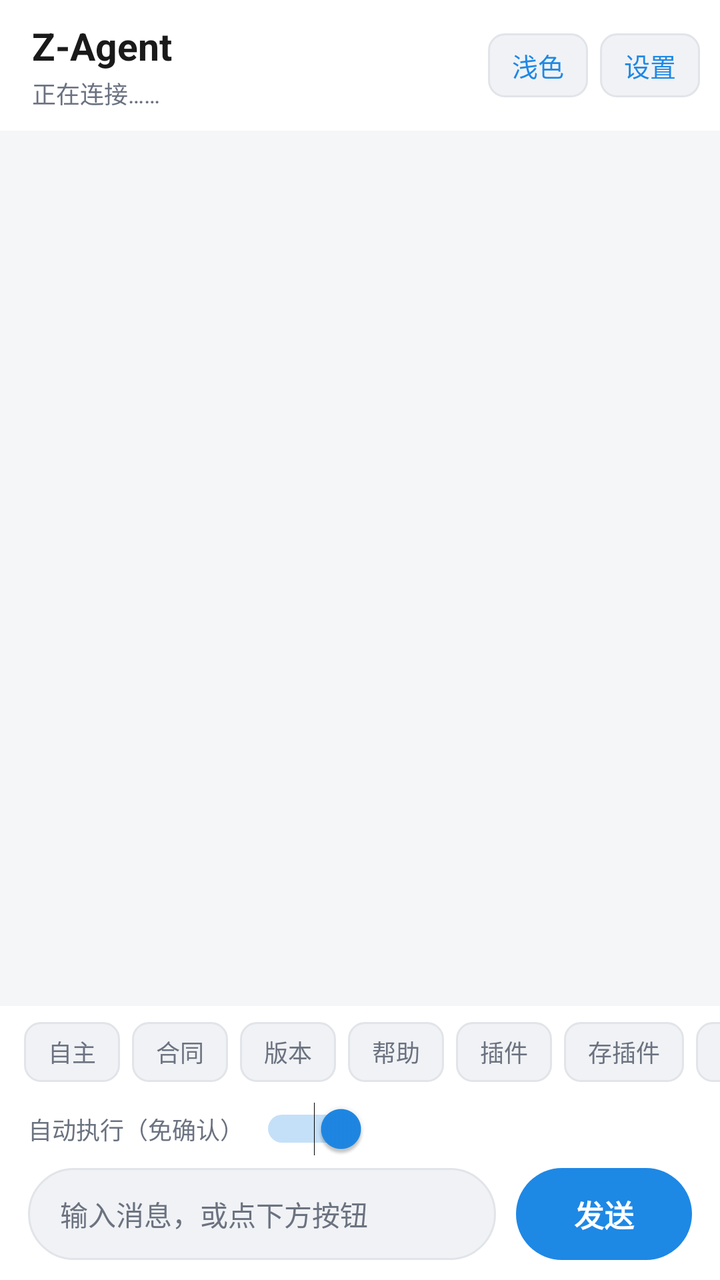
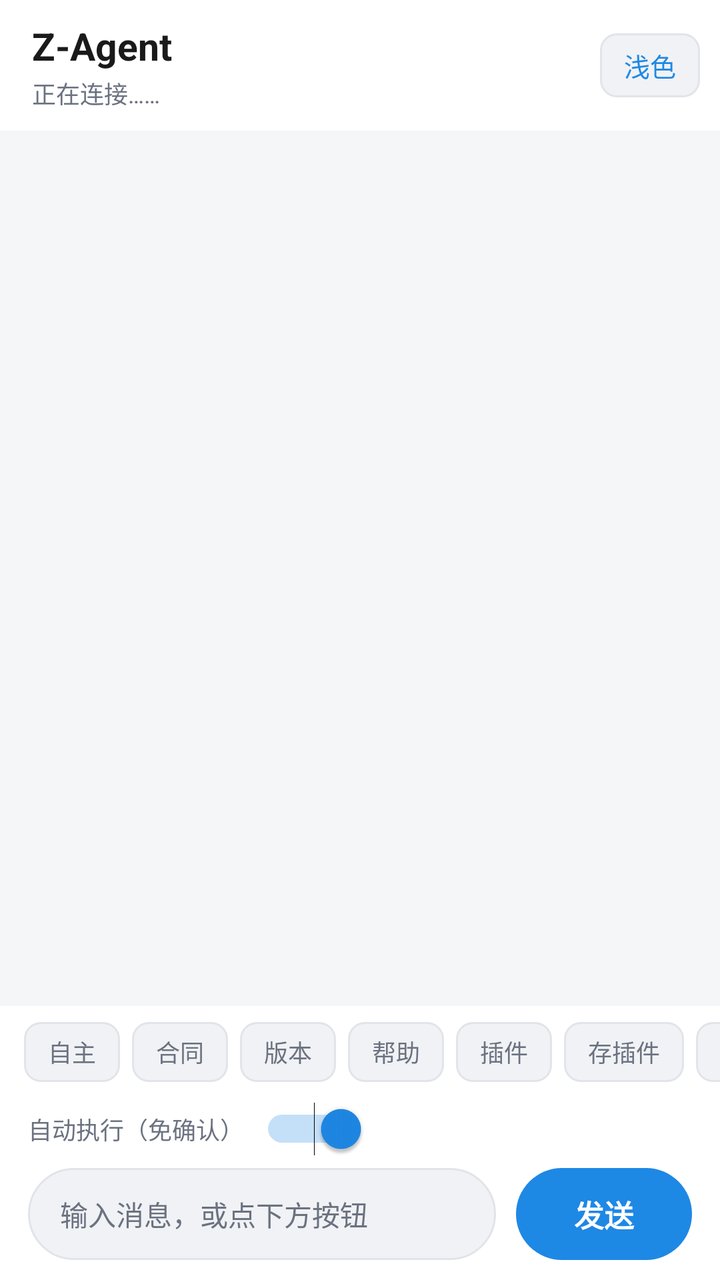

Two renders of the same Android screen: before a commit and after it. Below are the layout's source before the change and the commit's diff.
<!-- AndroidManifest.xml: application theme AppTheme -->
<!-- res/layout/activity_main.xml -->
<?xml version="1.0" encoding="utf-8"?>
<LinearLayout xmlns:android="http://schemas.android.com/apk/res/android" android:layout_width="match_parent" android:layout_height="match_parent" android:background="@color/bg_root" android:orientation="vertical">



<LinearLayout android:id="@+id/topBar" android:layout_width="match_parent" android:layout_height="wrap_content" android:background="@color/bg_surface" android:gravity="center_vertical" android:orientation="horizontal" android:paddingStart="16dp" android:paddingTop="10dp" android:paddingEnd="10dp" android:paddingBottom="10dp">

<LinearLayout android:layout_width="0dp" android:layout_height="wrap_content" android:layout_weight="1" android:orientation="vertical">

<TextView android:layout_width="wrap_content" android:layout_height="wrap_content" android:text="Z-Agent" android:textColor="@color/text_primary" android:textSize="19sp" android:textStyle="bold" />

<TextView android:id="@+id/statusText" android:layout_width="match_parent" android:layout_height="wrap_content" android:layout_marginTop="2dp" android:ellipsize="end" android:maxLines="1" android:text="正在连接……" android:textColor="@color/text_secondary" android:textSize="12sp" />
</LinearLayout>

<TextView android:id="@+id/themeButton" android:layout_width="wrap_content" android:layout_height="32dp" android:background="@drawable/bg_quick" android:clickable="true" android:focusable="true" android:gravity="center" android:paddingStart="12dp" android:paddingEnd="12dp" android:text="浅色" android:textColor="@color/accent" android:textSize="13sp" />

<TextView android:id="@+id/settingsButton" android:layout_width="wrap_content" android:layout_height="32dp" android:layout_marginStart="6dp" android:background="@drawable/bg_quick" android:clickable="true" android:focusable="true" android:gravity="center" android:paddingStart="12dp" android:paddingEnd="12dp" android:text="设置" android:textColor="@color/accent" android:textSize="13sp" />
</LinearLayout>



<ScrollView android:id="@+id/outputScroll" android:layout_width="match_parent" android:layout_height="0dp" android:layout_weight="1" android:fillViewport="true" android:overScrollMode="never" android:scrollbars="vertical">

<LinearLayout android:id="@+id/chatContainer" android:layout_width="match_parent" android:layout_height="wrap_content" android:orientation="vertical" android:paddingStart="8dp" android:paddingTop="12dp" android:paddingEnd="8dp" android:paddingBottom="12dp" />
</ScrollView>



<HorizontalScrollView android:layout_width="match_parent" android:layout_height="wrap_content" android:background="@color/bg_surface" android:overScrollMode="never" android:scrollbars="none">

<LinearLayout android:layout_width="wrap_content" android:layout_height="wrap_content" android:orientation="horizontal" android:paddingStart="12dp" android:paddingTop="8dp" android:paddingEnd="12dp" android:paddingBottom="4dp">

<TextView android:id="@+id/btnIdle" android:layout_width="wrap_content" android:layout_height="30dp" android:background="@drawable/bg_quick" android:gravity="center" android:paddingStart="12dp" android:paddingEnd="12dp" android:text="自主" android:textColor="@color/text_secondary" android:textSize="12sp" />

<TextView android:id="@+id/btnContract" android:layout_width="wrap_content" android:layout_height="30dp" android:layout_marginStart="6dp" android:background="@drawable/bg_quick" android:gravity="center" android:paddingStart="12dp" android:paddingEnd="12dp" android:text="合同" android:textColor="@color/text_secondary" android:textSize="12sp" />

<TextView android:id="@+id/btnVersions" android:layout_width="wrap_content" android:layout_height="30dp" android:layout_marginStart="6dp" android:background="@drawable/bg_quick" android:gravity="center" android:paddingStart="12dp" android:paddingEnd="12dp" android:text="版本" android:textColor="@color/text_secondary" android:textSize="12sp" />

<TextView android:id="@+id/btnHelp" android:layout_width="wrap_content" android:layout_height="30dp" android:layout_marginStart="6dp" android:background="@drawable/bg_quick" android:gravity="center" android:paddingStart="12dp" android:paddingEnd="12dp" android:text="帮助" android:textColor="@color/text_secondary" android:textSize="12sp" />

<TextView android:id="@+id/btnPlugins" android:layout_width="wrap_content" android:layout_height="30dp" android:layout_marginStart="6dp" android:background="@drawable/bg_quick" android:gravity="center" android:paddingStart="12dp" android:paddingEnd="12dp" android:text="插件" android:textColor="@color/text_secondary" android:textSize="12sp" />

<TextView android:id="@+id/btnSavePlugin" android:layout_width="wrap_content" android:layout_height="30dp" android:layout_marginStart="6dp" android:background="@drawable/bg_quick" android:gravity="center" android:paddingStart="12dp" android:paddingEnd="12dp" android:text="存插件" android:textColor="@color/text_secondary" android:textSize="12sp" />

<TextView android:id="@+id/btnClear" android:layout_width="wrap_content" android:layout_height="30dp" android:layout_marginStart="6dp" android:background="@drawable/bg_quick" android:gravity="center" android:paddingStart="12dp" android:paddingEnd="12dp" android:text="清屏" android:textColor="@color/text_secondary" android:textSize="12sp" />
</LinearLayout>
</HorizontalScrollView>



<LinearLayout android:layout_width="match_parent" android:layout_height="wrap_content" android:background="@color/bg_surface" android:orientation="vertical" android:paddingStart="14dp" android:paddingTop="6dp" android:paddingEnd="14dp" android:paddingBottom="10dp">

<LinearLayout android:layout_width="match_parent" android:layout_height="wrap_content" android:gravity="center_vertical" android:orientation="horizontal" android:paddingBottom="6dp">

<TextView android:layout_width="wrap_content" android:layout_height="wrap_content" android:text="自动执行（免确认）" android:textColor="@color/text_secondary" android:textSize="12sp" />

<android.widget.Switch
android:id="@+id/autoSwitch"
android:layout_width="wrap_content"
android:layout_height="wrap_content"
android:layout_marginStart="8dp"
android:checked="true"
android:minHeight="0dp" />
</LinearLayout>

<LinearLayout android:layout_width="match_parent" android:layout_height="wrap_content" android:gravity="center_vertical" android:orientation="horizontal">

<EditText android:id="@+id/inputEdit" android:layout_width="0dp" android:layout_height="46dp" android:layout_weight="1" android:background="@drawable/bg_input" android:hint="输入消息，或点下方按钮" android:imeOptions="actionSend" android:inputType="textMultiLine|text" android:maxLines="4" android:paddingStart="16dp" android:paddingEnd="16dp" android:textColor="@color/text_primary" android:textColorHint="@color/text_secondary" android:textSize="14sp" />

<Button android:id="@+id/sendButton" android:layout_width="wrap_content" android:layout_height="46dp" android:layout_marginStart="10dp" android:background="@drawable/bg_send" android:paddingStart="22dp" android:paddingEnd="22dp" android:stateListAnimator="@null" android:text="发送" android:textAllCaps="false" android:textColor="@color/text_on_accent" android:textSize="15sp" android:textStyle="bold" />
</LinearLayout>
</LinearLayout>
</LinearLayout>
<!-- resources referenced by this layout -->
<resources>
  <color name="accent">#FF1E88E5</color>
  <color name="bg_root">#FFF5F6F8</color>
  <color name="bg_surface">#FFFFFFFF</color>
  <color name="text_on_accent">#FFFFFFFF</color>
  <color name="text_primary">#FF1A1A1A</color>
  <color name="text_secondary">#FF6B7280</color>
  <!-- drawable bg_input (drawable) -->
  <?xml version="1.0" encoding="utf-8"?>
  <shape xmlns:android="http://schemas.android.com/apk/res/android"
      android:shape="rectangle">
      <solid android:color="@color/bg_input" />
      <corners android:radius="23dp" />
      <stroke android:width="1dp" android:color="@color/divider" />
  </shape>
  <!-- drawable bg_quick (drawable) -->
  <?xml version="1.0" encoding="utf-8"?>
  <shape xmlns:android="http://schemas.android.com/apk/res/android"
      android:shape="rectangle">
      <solid android:color="@color/bg_input" />
      <corners android:radius="8dp" />
      <stroke android:width="1dp" android:color="@color/chip_stroke" />
  </shape>
  <!-- drawable bg_send (drawable) -->
  <?xml version="1.0" encoding="utf-8"?>
  <selector xmlns:android="http://schemas.android.com/apk/res/android">
      <item android:state_pressed="true">
          <shape android:shape="rectangle">
              <solid android:color="@color/send_pressed" />
              <corners android:radius="23dp" />
          </shape>
      </item>
      <item android:state_enabled="false">
          <shape android:shape="rectangle">
              <solid android:color="@color/chip_stroke" />
              <corners android:radius="23dp" />
          </shape>
      </item>
      <item>
          <shape android:shape="rectangle">
              <solid android:color="@color/accent" />
              <corners android:radius="23dp" />
          </shape>
      </item>
  </selector>
  <style name="AppTheme" parent="Theme.AppCompat.DayNight.NoActionBar"> <item name="android:windowBackground">@color/bg_root</item> <item name="colorPrimary">@color/accent</item> <item name="colorPrimaryDark">@color/status_bar</item> <item name="colorAccent">@color/accent</item> <item name="android:statusBarColor">@color/status_bar</item> <item name="android:navigationBarColor">@color/status_bar</item> <item name="android:windowLightStatusBar">@bool/light_status_bar</item> </style>
  <color name="bg_input">#FFF0F2F5</color>
  <color name="divider">#FFE1E4E8</color>
  <color name="chip_stroke">#FFE1E4E8</color>
  <color name="send_pressed">#FF1565C0</color>
  <color name="status_bar">#FFF5F6F8</color>
</resources>

<!-- the commit's change to res/layout/activity_main.xml (unified diff, before → after) -->
@@ -1,73 +1,185 @@
 <?xml version="1.0" encoding="utf-8"?>
-<LinearLayout xmlns:android="http://schemas.android.com/apk/res/android" android:layout_width="match_parent" android:layout_height="match_parent" android:background="@color/bg_root" android:orientation="vertical">
+<LinearLayout xmlns:android="http://schemas.android.com/apk/res/android"
+    android:id="@+id/rootView"
+    android:layout_width="match_parent"
+    android:layout_height="match_parent"
+    android:background="@color/bg_root"
+    android:orientation="vertical">
 
+    
+    <LinearLayout
+        android:id="@+id/topBar"
+        android:layout_width="match_parent"
+        android:layout_height="wrap_content"
+        android:background="@color/bg_surface"
+        android:gravity="center_vertical"
+        android:orientation="horizontal"
+        android:paddingStart="16dp"
+        android:paddingTop="10dp"
+        android:paddingEnd="10dp"
+        android:paddingBottom="10dp">
 
+        <LinearLayout
+            android:layout_width="0dp"
+            android:layout_height="wrap_content"
+            android:layout_weight="1"
+            android:orientation="vertical">
 
-<LinearLayout android:id="@+id/topBar" android:layout_width="match_parent" android:layout_height="wrap_content" android:background="@color/bg_surface" android:gravity="center_vertical" android:orientation="horizontal" android:paddingStart="16dp" android:paddingTop="10dp" android:paddingEnd="10dp" android:paddingBottom="10dp">
+            <TextView
+                android:layout_width="wrap_content"
+                android:layout_height="wrap_content"
+                android:text="Z-Agent"
+                android:textColor="@color/text_primary"
+                android:textSize="19sp"
+                android:textStyle="bold" />
 
-<LinearLayout android:layout_width="0dp" android:layout_height="wrap_content" android:layout_weight="1" android:orientation="vertical">
+            <TextView
+                android:id="@+id/statusText"
+                android:layout_width="match_parent"
+                android:layout_height="wrap_content"
+                android:layout_marginTop="2dp"
+                android:ellipsize="end"
+                android:maxLines="1"
+                android:text="正在连接……"
+                android:textColor="@color/text_secondary"
+                android:textSize="12sp" />
+        </LinearLayout>
 
-<TextView android:layout_width="wrap_content" android:layout_height="wrap_content" android:text="Z-Agent" android:textColor="@color/text_primary" android:textSize="19sp" android:textStyle="bold" />
+        <TextView
+            android:id="@+id/themeButton"
+            android:layout_width="wrap_content"
+            android:layout_height="32dp"
+            android:background="@drawable/bg_quick"
+            android:clickable="true"
+            android:focusable="true"
+            android:gravity="center"
+            android:paddingStart="12dp"
+            android:paddingEnd="12dp"
+            android:text="浅色"
+            android:textColor="@color/accent"
+            android:textSize="13sp" />
+    </LinearLayout>
 
-<TextView android:id="@+id/statusText" android:layout_width="match_parent" android:layout_height="wrap_content" android:layout_marginTop="2dp" android:ellipsize="end" android:maxLines="1" android:text="正在连接……" android:textColor="@color/text_secondary" android:textSize="12sp" />
+    
+    <ScrollView
+        android:id="@+id/outputScroll"
+        android:layout_width="match_parent"
+        android:layout_height="0dp"
+        android:layout_weight="1"
+        android:fillViewport="true"
+        android:overScrollMode="never"
+        android:scrollbars="vertical">
+
+        <LinearLayout
+            android:id="@+id/chatContainer"
+            android:layout_width="match_parent"
+            android:layout_height="wrap_content"
+            android:orientation="vertical"
+            android:paddingStart="8dp"
+            android:paddingTop="12dp"
+            android:paddingEnd="8dp"
+            android:paddingBottom="12dp" />
+    </ScrollView>
+
+    
+    <HorizontalScrollView
+        android:layout_width="match_parent"
+        android:layout_height="wrap_content"
+        android:background="@color/bg_surface"
+        android:overScrollMode="never"
+        android:scrollbars="none">
+
+        <LinearLayout
+            android:layout_width="wrap_content"
+            android:layout_height="wrap_content"
+            android:orientation="horizontal"
+            android:paddingStart="12dp"
+            android:paddingTop="8dp"
+            android:paddingEnd="12dp"
+            android:paddingBottom="4dp">
+
+            <TextView android:id="@+id/btnIdle" android:layout_width="wrap_content" android:layout_height="30dp" android:background="@drawable/bg_quick" android:gravity="center" android:paddingStart="12dp" android:paddingEnd="12dp" android:text="自主" android:textColor="@color/text_secondary" android:textSize="12sp" />
+            <TextView android:id="@+id/btnContract" android:layout_width="wrap_content" android:layout_height="30dp" android:layout_marginStart="6dp" android:background="@drawable/bg_quick" android:gravity="center" android:paddingStart="12dp" android:paddingEnd="12dp" android:text="合同" android:textColor="@color/text_secondary" android:textSize="12sp" />
+            <TextView android:id="@+id/btnVersions" android:layout_width="wrap_content" android:layout_height="30dp" android:layout_marginStart="6dp" android:background="@drawable/bg_quick" android:gravity="center" android:paddingStart="12dp" android:paddingEnd="12dp" android:text="版本" android:textColor="@color/text_secondary" android:textSize="12sp" />
+            <TextView android:id="@+id/btnHelp" android:layout_width="wrap_content" android:layout_height="30dp" android:layout_marginStart="6dp" android:background="@drawable/bg_quick" android:gravity="center" android:paddingStart="12dp" android:paddingEnd="12dp" android:text="帮助" android:textColor="@color/text_secondary" android:textSize="12sp" />
+            <TextView android:id="@+id/btnPlugins" android:layout_width="wrap_content" android:layout_height="30dp" android:layout_marginStart="6dp" android:background="@drawable/bg_quick" android:gravity="center" android:paddingStart="12dp" android:paddingEnd="12dp" android:text="插件" android:textColor="@color/text_secondary" android:textSize="12sp" />
+            <TextView android:id="@+id/btnSavePlugin" android:layout_width="wrap_content" android:layout_height="30dp" android:layout_marginStart="6dp" android:background="@drawable/bg_quick" android:gravity="center" android:paddingStart="12dp" android:paddingEnd="12dp" android:text="存插件" android:textColor="@color/text_secondary" android:textSize="12sp" />
+            <TextView android:id="@+id/btnClear" android:layout_width="wrap_content" android:layout_height="30dp" android:layout_marginStart="6dp" android:background="@drawable/bg_quick" android:gravity="center" android:paddingStart="12dp" android:paddingEnd="12dp" android:text="清屏" android:textColor="@color/text_secondary" android:textSize="12sp" />
+            <TextView android:id="@+id/settingsButton" android:layout_width="wrap_content" android:layout_height="30dp" android:layout_marginStart="6dp" android:background="@drawable/bg_quick" android:gravity="center" android:paddingStart="12dp" android:paddingEnd="12dp" android:text="设置" android:textColor="@color/accent" android:textSize="12sp" />
+        </LinearLayout>
+    </HorizontalScrollView>
+
+    
+    <LinearLayout
+        android:id="@+id/inputBar"
+        android:layout_width="match_parent"
+        android:layout_height="wrap_content"
+        android:background="@color/bg_surface"
+        android:orientation="vertical"
+        android:paddingStart="14dp"
+        android:paddingTop="6dp"
+        android:paddingEnd="14dp"
+        android:paddingBottom="10dp">
+
+        <LinearLayout
+            android:layout_width="match_parent"
+            android:layout_height="wrap_content"
+            android:gravity="center_vertical"
+            android:orientation="horizontal"
+            android:paddingBottom="6dp">
+
+            <TextView
+                android:layout_width="wrap_content"
+                android:layout_height="wrap_content"
+                android:text="自动执行（免确认）"
+                android:textColor="@color/text_secondary"
+                android:textSize="12sp" />
+
+            <android.widget.Switch
+                android:id="@+id/autoSwitch"
+                android:layout_width="wrap_content"
+                android:layout_height="wrap_content"
+                android:layout_marginStart="8dp"
+                android:checked="true"
+                android:minHeight="0dp" />
+        </LinearLayout>
+
+        <LinearLayout
+            android:layout_width="match_parent"
+            android:layout_height="wrap_content"
+            android:gravity="center_vertical"
+            android:orientation="horizontal">
+
+            <EditText
+                android:id="@+id/inputEdit"
+                android:layout_width="0dp"
+                android:layout_height="46dp"
+                android:layout_weight="1"
+                android:background="@drawable/bg_input"
+                android:hint="输入消息，或点下方按钮"
+                android:imeOptions="actionSend"
+                android:inputType="textMultiLine|text"
+                android:maxLines="4"
+                android:paddingStart="16dp"
+                android:paddingEnd="16dp"
+                android:textColor="@color/text_primary"
+                android:textColorHint="@color/text_secondary"
+                android:textSize="14sp" />
+
+            <Button
+                android:id="@+id/sendButton"
+                android:layout_width="wrap_content"
+                android:layout_height="46dp"
+                android:layout_marginStart="10dp"
+                android:background="@drawable/bg_send"
+                android:paddingStart="22dp"
+                android:paddingEnd="22dp"
+                android:stateListAnimator="@null"
+                android:text="发送"
+                android:textAllCaps="false"
+                android:textColor="@color/text_on_accent"
+                android:textSize="15sp"
+                android:textStyle="bold" />
+        </LinearLayout>
+    </LinearLayout>
 </LinearLayout>
-
-<TextView android:id="@+id/themeButton" android:layout_width="wrap_content" android:layout_height="32dp" android:background="@drawable/bg_quick" android:clickable="true" android:focusable="true" android:gravity="center" android:paddingStart="12dp" android:paddingEnd="12dp" android:text="浅色" android:textColor="@color/accent" android:textSize="13sp" />
-
-<TextView android:id="@+id/settingsButton" android:layout_width="wrap_content" android:layout_height="32dp" android:layout_marginStart="6dp" android:background="@drawable/bg_quick" android:clickable="true" android:focusable="true" android:gravity="center" android:paddingStart="12dp" android:paddingEnd="12dp" android:text="设置" android:textColor="@color/accent" android:textSize="13sp" />
-</LinearLayout>
-
-
-
-<ScrollView android:id="@+id/outputScroll" android:layout_width="match_parent" android:layout_height="0dp" android:layout_weight="1" android:fillViewport="true" android:overScrollMode="never" android:scrollbars="vertical">
-
-<LinearLayout android:id="@+id/chatContainer" android:layout_width="match_parent" android:layout_height="wrap_content" android:orientation="vertical" android:paddingStart="8dp" android:paddingTop="12dp" android:paddingEnd="8dp" android:paddingBottom="12dp" />
-</ScrollView>
-
-
-
-<HorizontalScrollView android:layout_width="match_parent" android:layout_height="wrap_content" android:background="@color/bg_surface" android:overScrollMode="never" android:scrollbars="none">
-
-<LinearLayout android:layout_width="wrap_content" android:layout_height="wrap_content" android:orientation="horizontal" android:paddingStart="12dp" android:paddingTop="8dp" android:paddingEnd="12dp" android:paddingBottom="4dp">
-
-<TextView android:id="@+id/btnIdle" android:layout_width="wrap_content" android:layout_height="30dp" android:background="@drawable/bg_quick" android:gravity="center" android:paddingStart="12dp" android:paddingEnd="12dp" android:text="自主" android:textColor="@color/text_secondary" android:textSize="12sp" />
-
-<TextView android:id="@+id/btnContract" android:layout_width="wrap_content" android:layout_height="30dp" android:layout_marginStart="6dp" android:background="@drawable/bg_quick" android:gravity="center" android:paddingStart="12dp" android:paddingEnd="12dp" android:text="合同" android:textColor="@color/text_secondary" android:textSize="12sp" />
-
-<TextView android:id="@+id/btnVersions" android:layout_width="wrap_content" android:layout_height="30dp" android:layout_marginStart="6dp" android:background="@drawable/bg_quick" android:gravity="center" android:paddingStart="12dp" android:paddingEnd="12dp" android:text="版本" android:textColor="@color/text_secondary" android:textSize="12sp" />
-
-<TextView android:id="@+id/btnHelp" android:layout_width="wrap_content" android:layout_height="30dp" android:layout_marginStart="6dp" android:background="@drawable/bg_quick" android:gravity="center" android:paddingStart="12dp" android:paddingEnd="12dp" android:text="帮助" android:textColor="@color/text_secondary" android:textSize="12sp" />
-
-<TextView android:id="@+id/btnPlugins" android:layout_width="wrap_content" android:layout_height="30dp" android:layout_marginStart="6dp" android:background="@drawable/bg_quick" android:gravity="center" android:paddingStart="12dp" android:paddingEnd="12dp" android:text="插件" android:textColor="@color/text_secondary" android:textSize="12sp" />
-
-<TextView android:id="@+id/btnSavePlugin" android:layout_width="wrap_content" android:layout_height="30dp" android:layout_marginStart="6dp" android:background="@drawable/bg_quick" android:gravity="center" android:paddingStart="12dp" android:paddingEnd="12dp" android:text="存插件" android:textColor="@color/text_secondary" android:textSize="12sp" />
-
-<TextView android:id="@+id/btnClear" android:layout_width="wrap_content" android:layout_height="30dp" android:layout_marginStart="6dp" android:background="@drawable/bg_quick" android:gravity="center" android:paddingStart="12dp" android:paddingEnd="12dp" android:text="清屏" android:textColor="@color/text_secondary" android:textSize="12sp" />
-</LinearLayout>
-</HorizontalScrollView>
-
-
-
-<LinearLayout android:layout_width="match_parent" android:layout_height="wrap_content" android:background="@color/bg_surface" android:orientation="vertical" android:paddingStart="14dp" android:paddingTop="6dp" android:paddingEnd="14dp" android:paddingBottom="10dp">
-
-<LinearLayout android:layout_width="match_parent" android:layout_height="wrap_content" android:gravity="center_vertical" android:orientation="horizontal" android:paddingBottom="6dp">
-
-<TextView android:layout_width="wrap_content" android:layout_height="wrap_content" android:text="自动执行（免确认）" android:textColor="@color/text_secondary" android:textSize="12sp" />
-
-<android.widget.Switch
-android:id="@+id/autoSwitch"
-android:layout_width="wrap_content"
-android:layout_height="wrap_content"
-android:layout_marginStart="8dp"
-android:checked="true"
-android:minHeight="0dp" />
-</LinearLayout>
-
-<LinearLayout android:layout_width="match_parent" android:layout_height="wrap_content" android:gravity="center_vertical" android:orientation="horizontal">
-
-<EditText android:id="@+id/inputEdit" android:layout_width="0dp" android:layout_height="46dp" android:layout_weight="1" android:background="@drawable/bg_input" android:hint="输入消息，或点下方按钮" android:imeOptions="actionSend" android:inputType="textMultiLine|text" android:maxLines="4" android:paddingStart="16dp" android:paddingEnd="16dp" android:textColor="@color/text_primary" android:textColorHint="@color/text_secondary" android:textSize="14sp" />
-
-<Button android:id="@+id/sendButton" android:layout_width="wrap_content" android:layout_height="46dp" android:layout_marginStart="10dp" android:background="@drawable/bg_send" android:paddingStart="22dp" android:paddingEnd="22dp" android:stateListAnimator="@null" android:text="发送" android:textAllCaps="false" android:textColor="@color/text_on_accent" android:textSize="15sp" android:textStyle="bold" />
-</LinearLayout>
-</LinearLayout>
-</LinearLayout>
